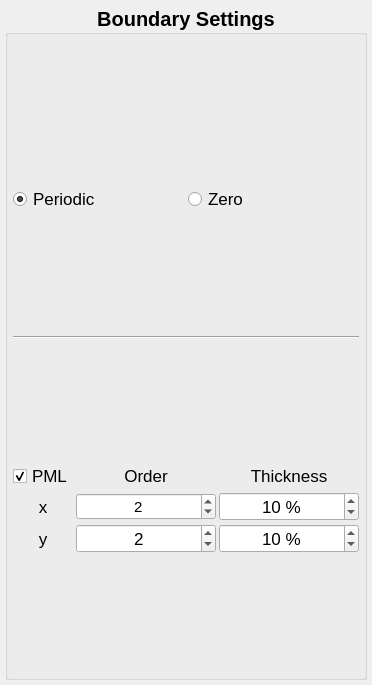
The window that dirac/gui/mainwindow/boundarysettings/boundary_group_box.ui (brands-d/Dirac) describes before a commit, drawn with Qt 5.
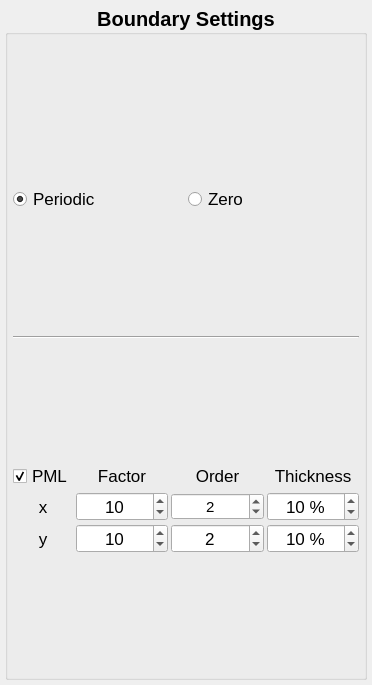
The same window after the commit.

What changed in the file:
```diff
--- a/dirac/gui/mainwindow/boundarysettings/boundary_group_box.ui
+++ b/dirac/gui/mainwindow/boundarysettings/boundary_group_box.ui
@@ -124,6 +124,57 @@
       <item>
        <layout class="QGridLayout" name="layout_3">
         <item row="0" column="2">
+         <widget class="QLabel" name="label_order">
+          <property name="font">
+           <font>
+            <pointsize>13</pointsize>
+            <weight>50</weight>
+            <bold>false</bold>
+            <stylestrategy>PreferAntialias</stylestrategy>
+           </font>
+          </property>
+          <property name="toolTip">
+           <string>Order of the polynomial for the PML.</string>
+          </property>
+          <property name="text">
+           <string>Order</string>
+          </property>
+          <property name="alignment">
+           <set>Qt::AlignCenter</set>
+          </property>
+         </widget>
+        </item>
+        <item row="2" column="2">
+         <widget class="QSpinBox" name="y_order_spinbox">
+          <property name="font">
+           <font>
+            <pointsize>13</pointsize>
+            <weight>50</weight>
+            <bold>false</bold>
+            <stylestrategy>PreferAntialias</stylestrategy>
+           </font>
+          </property>
+          <property name="alignment">
+           <set>Qt::AlignCenter</set>
+          </property>
+          <property name="correctionMode">
+           <enum>QAbstractSpinBox::CorrectToNearestValue</enum>
+          </property>
+          <property name="keyboardTracking">
+           <bool>false</bool>
+          </property>
+          <property name="minimum">
+           <number>0</number>
+          </property>
+          <property name="maximum">
+           <number>10</number>
+          </property>
+          <property name="value">
+           <number>2</number>
+          </property>
+         </widget>
+        </item>
+        <item row="0" column="3">
          <widget class="QLabel" name="label_thickness">
           <property name="font">
            <font>
@@ -144,25 +195,30 @@
           </property>
          </widget>
         </item>
-        <item row="2" column="0">
-         <widget class="QLabel" name="label_y">
+        <item row="1" column="1">
+         <widget class="QSpinBox" name="x_factor_spinbox">
           <property name="font">
            <font>
             <pointsize>13</pointsize>
             <weight>50</weight>
             <bold>false</bold>
-            <stylestrategy>PreferAntialias</stylestrategy>
            </font>
           </property>
-          <property name="toolTip">
-           <string>PML settings for the vertical direction.</string>
-          </property>
-          <property name="text">
-           <string>y</string>
-          </property>
           <property name="alignment">
            <set>Qt::AlignCenter</set>
           </property>
+          <property name="keyboardTracking">
+           <bool>false</bool>
+          </property>
+          <property name="minimum">
+           <number>1</number>
+          </property>
+          <property name="maximum">
+           <number>100</number>
+          </property>
+          <property name="value">
+           <number>10</number>
+          </property>
          </widget>
         </item>
         <item row="0" column="0">
@@ -192,7 +248,107 @@
           </property>
          </widget>
         </item>
-        <item row="1" column="2">
+        <item row="2" column="0">
+         <widget class="QLabel" name="label_y">
+          <property name="font">
+           <font>
+            <pointsize>13</pointsize>
+            <weight>50</weight>
+            <bold>false</bold>
+            <stylestrategy>PreferAntialias</stylestrategy>
+           </font>
+          </property>
+          <property name="toolTip">
+           <string>PML settings for the vertical direction.</string>
+          </property>
+          <property name="text">
+           <string>y</string>
+          </property>
+          <property name="alignment">
+           <set>Qt::AlignCenter</set>
+          </property>
+         </widget>
+        </item>
+        <item row="2" column="1">
+         <widget class="QSpinBox" name="y_factor_spinbox">
+          <property name="font">
+           <font>
+            <pointsize>13</pointsize>
+            <weight>50</weight>
+            <bold>false</bold>
+           </font>
+          </property>
+          <property name="alignment">
+           <set>Qt::AlignCenter</set>
+          </property>
+          <property name="keyboardTracking">
+           <bool>false</bool>
+          </property>
+          <property name="minimum">
+           <number>1</number>
+          </property>
+          <property name="maximum">
+           <number>100</number>
+          </property>
+          <property name="value">
+           <number>10</number>
+          </property>
+         </widget>
+        </item>
+        <item row="2" column="3">
+         <widget class="QSpinBox" name="y_thickness_spinbox">
+          <property name="font">
+           <font>
+            <pointsize>13</pointsize>
+            <weight>50</weight>
+            <bold>false</bold>
+            <stylestrategy>PreferAntialias</stylestrategy>
+           </font>
+          </property>
+          <property name="alignment">
+           <set>Qt::AlignCenter</set>
+          </property>
+          <property name="buttonSymbols">
+           <enum>QAbstractSpinBox::UpDownArrows</enum>
+          </property>
+          <property name="correctionMode">
+           <enum>QAbstractSpinBox::CorrectToNearestValue</enum>
+          </property>
+          <property name="keyboardTracking">
+           <bool>false</bool>
+          </property>
+          <property name="showGroupSeparator" stdset="0">
+           <bool>false</bool>
+          </property>
+          <property name="suffix">
+           <string> %</string>
+          </property>
+          <property name="maximum">
+           <number>100</number>
+          </property>
+          <property name="value">
+           <number>10</number>
+          </property>
+         </widget>
+        </item>
+        <item row="0" column="1">
+         <widget class="QLabel" name="label">
+          <property name="font">
+           <font>
+            <pointsize>13</pointsize>
+            <weight>50</weight>
+            <bold>false</bold>
+           </font>
+          </property>
+          <property name="text">
+           <string>Factor</string>
+          </property>
+          <property name="alignment">
+           <set>Qt::AlignCenter</set>
+          </property>
+         </widget>
+        </item>
+        <item row="1" column="3">
          <widget class="QSpinBox" name="x_thickness_spinbox">
           <property name="font">
            <font>
@@ -249,64 +405,7 @@
           </property>
          </widget>
         </item>
-        <item row="2" column="2">
-         <widget class="QSpinBox" name="y_thickness_spinbox">
-          <property name="font">
-           <font>
-            <pointsize>13</pointsize>
-            <weight>50</weight>
-            <bold>false</bold>
-            <stylestrategy>PreferAntialias</stylestrategy>
-           </font>
-          </property>
-          <property name="alignment">
-           <set>Qt::AlignCenter</set>
-          </property>
-          <property name="buttonSymbols">
-           <enum>QAbstractSpinBox::UpDownArrows</enum>
-          </property>
-          <property name="correctionMode">
-           <enum>QAbstractSpinBox::CorrectToNearestValue</enum>
-          </property>
-          <property name="keyboardTracking">
-           <bool>false</bool>
-          </property>
-          <property name="showGroupSeparator" stdset="0">
-           <bool>false</bool>
-          </property>
-          <property name="suffix">
-           <string> %</string>
-          </property>
-          <property name="maximum">
-           <number>100</number>
-          </property>
-          <property name="value">
-           <number>10</number>
-          </property>
-         </widget>
-        </item>
-        <item row="0" column="1">
-         <widget class="QLabel" name="label_order">
-          <property name="font">
-           <font>
-            <pointsize>13</pointsize>
-            <weight>50</weight>
-            <bold>false</bold>
-            <stylestrategy>PreferAntialias</stylestrategy>
-           </font>
-          </property>
-          <property name="toolTip">
-           <string>Order of the polynomial for the PML.</string>
-          </property>
-          <property name="text">
-           <string>Order</string>
-          </property>
-          <property name="alignment">
-           <set>Qt::AlignCenter</set>
-          </property>
-         </widget>
-        </item>
-        <item row="1" column="1">
+        <item row="1" column="2">
          <widget class="QSpinBox" name="x_order_spinbox">
           <property name="font">
            <font>
@@ -335,36 +434,6 @@
           </property>
          </widget>
         </item>
-        <item row="2" column="1">
-         <widget class="QSpinBox" name="y_order_spinbox">
-          <property name="font">
-           <font>
-            <pointsize>13</pointsize>
-            <weight>50</weight>
-            <bold>false</bold>
-            <stylestrategy>PreferAntialias</stylestrategy>
-           </font>
-          </property>
-          <property name="alignment">
-           <set>Qt::AlignCenter</set>
-          </property>
-          <property name="correctionMode">
-           <enum>QAbstractSpinBox::CorrectToNearestValue</enum>
-          </property>
-          <property name="keyboardTracking">
-           <bool>false</bool>
-          </property>
-          <property name="minimum">
-           <number>0</number>
-          </property>
-          <property name="maximum">
-           <number>10</number>
-          </property>
-          <property name="value">
-           <number>2</number>
-          </property>
-         </widget>
-        </item>
        </layout>
       </item>
      </layout>
```
